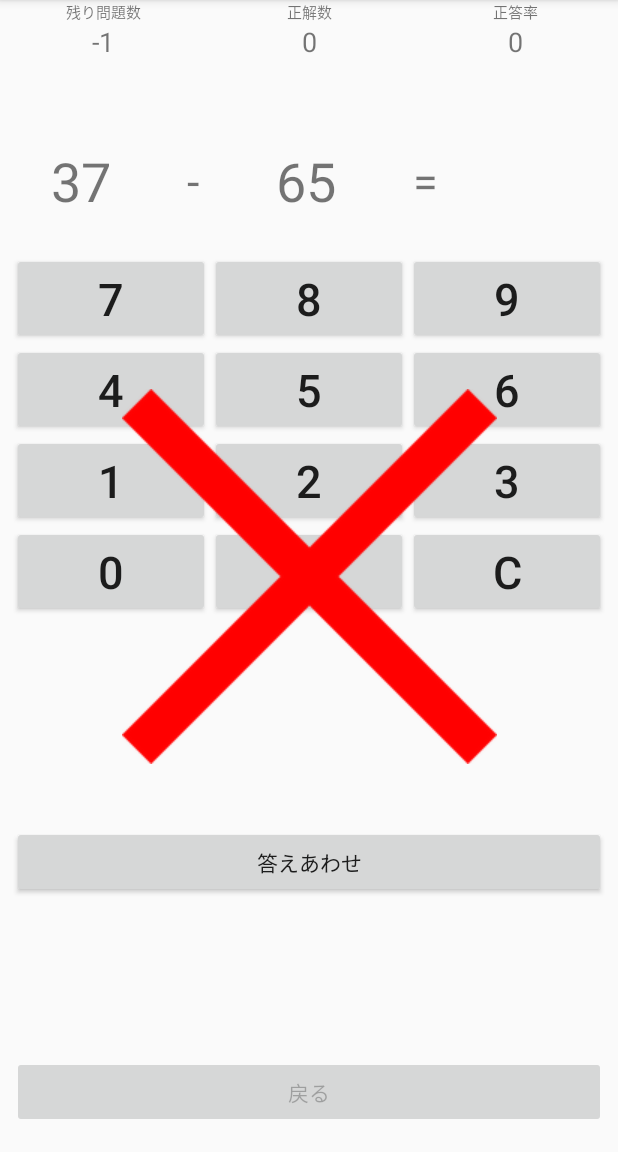
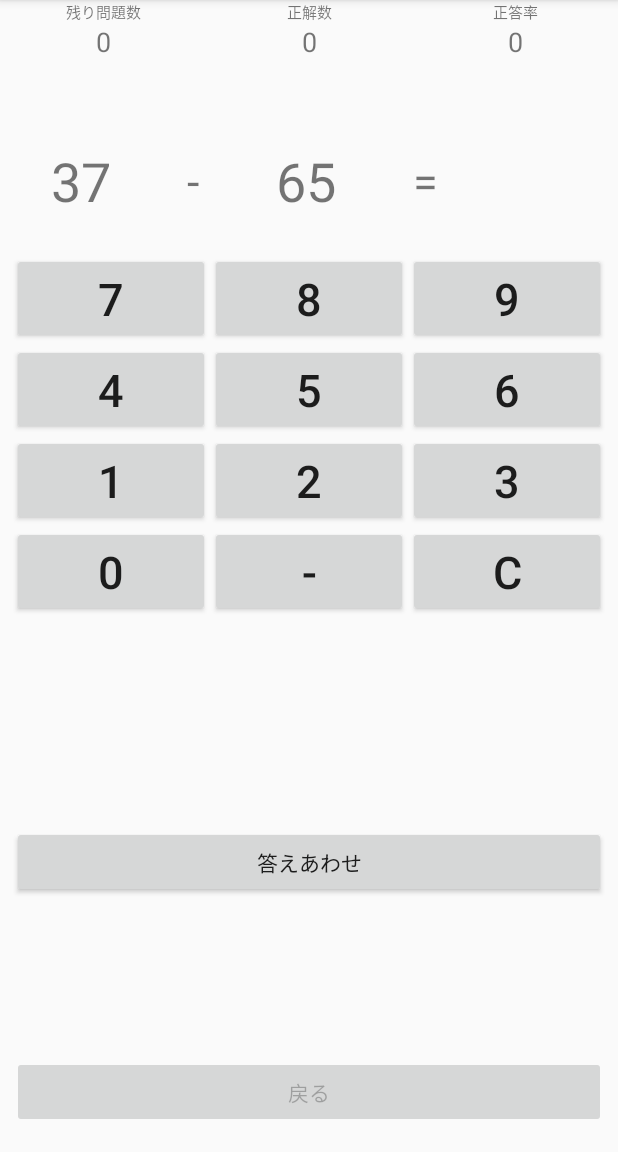
Before and after one commit to esaki11/android_app_lesson3, an Android app: the TestActivity screen opened directly, with no data from a screen before it, after a tap on "答えあわせ", on a phone screen of 412 x 824 dp, the part 84-1236 px from its top. Run offline under Robolectric (Android 15) with nearby library versions, the light colour scheme and no system bars; 1 statement that could not run was skipped.

Commit message:
レクチャー125

```diff
--- a/app/src/main/java/com/example/furusatoup/calculationtraining/TestActivity.kt
+++ b/app/src/main/java/com/example/furusatoup/calculationtraining/TestActivity.kt
@@ -1,5 +1,6 @@
 package com.example.furusatoup.calculationtraining
 
+import android.content.Intent
 import android.media.AudioAttributes
 import android.media.AudioManager
 import android.media.SoundPool
@@ -40,11 +41,18 @@
         numberOfRemaining = numberOfQuestion
         numberOfCorrect = 0
 
+//        答えあわせボタンが押されたら
         buttonAnswerCheck.setOnClickListener {
-            answerCheck()
+            if (textViewAnswer.text.toString() != "" && textViewAnswer.text.toString() != "-") {
+                answerCheck()
+            }
         }
 
-        buttonBack.setOnClickListener {  }
+//        戻るボタンが押されたら
+        buttonBack.setOnClickListener {
+//            前の画面に戻るだけならfinish
+            finish()
+        }
 
         button0.setOnClickListener(this)
         button1.setOnClickListener(this)
@@ -178,10 +186,6 @@
 
         }
 
-
-
-
-        TODO("not implemented") //To change body of created functions use File | Settings | File Templates.
     }
 
     override fun onClick(v: View?) {
```
